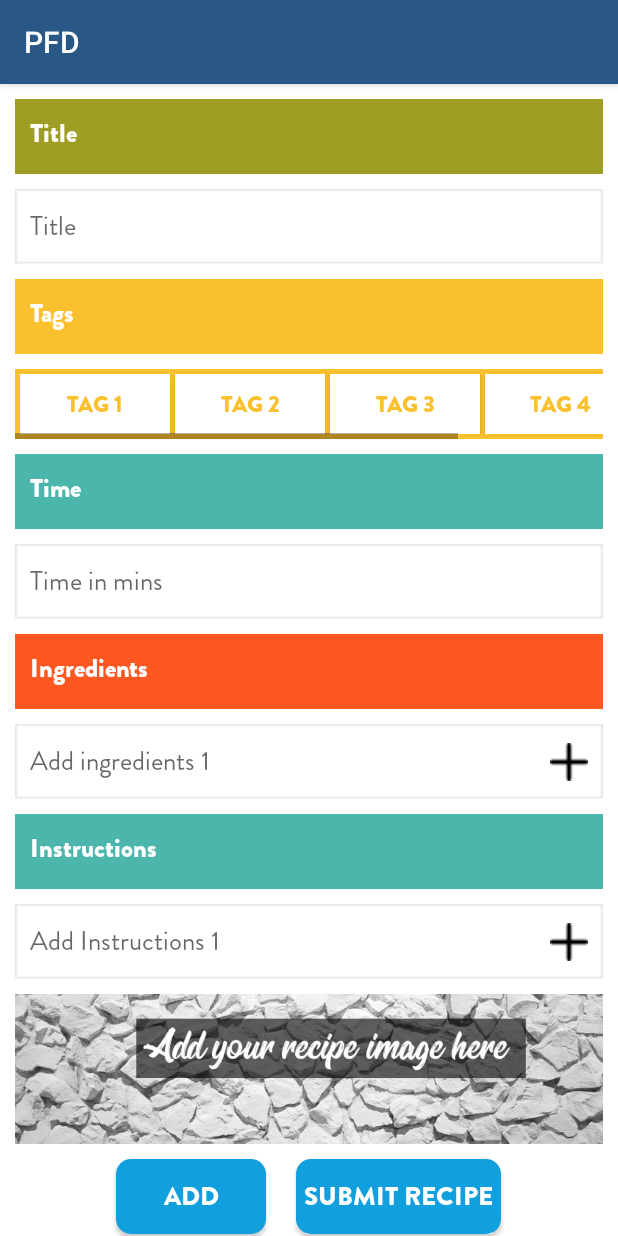
After one commit to kaxhiftaj-zz/PFD, an Android app: the fragment AddingRecipeFragment shown on its own in the app's theme, on a phone screen of 412 x 824 dp. The commit adds this screen. Run offline under Robolectric (Android 15) with nearby library versions, the phone set to English and light mode, and no system bars; our stand-ins replace Volley; libraries missing offline, so code that uses them is left out: com.mancj.materialsearchbar; network calls fail.

Commit message:
Adding recipe screen design complete

```diff
--- a/app/src/main/AndroidManifest.xml
+++ b/app/src/main/AndroidManifest.xml
@@ -60,7 +60,7 @@
             android:name=".Activities.FullscreenActivity"
             android:configChanges="orientation|keyboardHidden|screenSize"
             android:label="@string/title_activity_fullscreen"
-            android:theme="@style/FullscreenTheme" />
+            android:theme="@style/AppTheme.NoActionBar" />
     </application>
 
 </manifest>
--- a/app/src/main/java/com/techease/pfd/Activities/Dashboard.java
+++ b/app/src/main/java/com/techease/pfd/Activities/Dashboard.java
@@ -23,6 +23,7 @@ import com.facebook.FacebookSdk;
 import com.facebook.login.LoginManager;
 import com.techease.pfd.Configuration.Links;
 import com.techease.pfd.Fragments.AboutUsFrag;
+import com.techease.pfd.Fragments.AddingRecipeFragment;
 import com.techease.pfd.Fragments.AllResturentFrag;
 import com.techease.pfd.Fragments.BestDeal;
 import com.techease.pfd.Fragments.CoupansFrag;
@@ -138,7 +139,11 @@ public class Dashboard extends AppCompatActivity
             Fragment fragmentBestDeal=new BestDeal();
             getSupportFragmentManager().beginTransaction().replace(R.id.container,fragmentBestDeal).commit();
 
-        } else if (id == R.id.aboutus) {
+        }else if (id==R.id.addingRecipe){
+            Fragment fragmentCoupan=new AddingRecipeFragment();
+            getSupportFragmentManager().beginTransaction().replace(R.id.container,fragmentCoupan).commit();
+        }
+        else if (id == R.id.aboutus) {
             Fragment fragmentCoupan=new AboutUsFrag();
             getSupportFragmentManager().beginTransaction().replace(R.id.container,fragmentCoupan).commit();
 
--- /dev/null
+++ b/app/src/main/java/com/techease/pfd/Fragments/AddingRecipeFragment.java
@@ -0,0 +1,144 @@
+package com.techease.pfd.Fragments;
+
+import android.graphics.Typeface;
+import android.os.Bundle;
+import android.support.v4.app.Fragment;
+import android.text.InputFilter;
+import android.text.InputType;
+import android.util.TypedValue;
+import android.view.LayoutInflater;
+import android.view.View;
+import android.view.ViewGroup;
+import android.widget.Button;
+import android.widget.EditText;
+import android.widget.LinearLayout;
+import android.widget.RelativeLayout;
+import android.widget.TextView;
+
+import com.techease.pfd.R;
+
+
+public class AddingRecipeFragment extends Fragment {
+
+    TextView tvTitle,tvIngredients,tvInstructions,tvTags,tvTime;
+    EditText etTitle,etIngredients,etInstructions,etTime;
+    Button   btnTag1,btnTag2,btnTag3,btnTag4,btnTag5,btnAddImage,btnSubmitRecipe,btnAddNewetIng,btnAddNewetIns;
+    Typeface typeface,typeface2;
+    LinearLayout parentLayout,parentLayout2;
+    private int hint=2;
+    private int hint2=2;
+      @Override
+    public View onCreateView(LayoutInflater inflater, ViewGroup container,
+                             Bundle savedInstanceState) {
+        // Inflate the layout for this fragment
+        View view=inflater.inflate(R.layout.fragment_adding_recipe, container, false);
+
+        parentLayout=(LinearLayout)view.findViewById(R.id.parentLayout);
+        parentLayout=(LinearLayout)view.findViewById(R.id.parentLayout2);
+        typeface=Typeface.createFromAsset(getActivity().getAssets(),"font/brandon_blk.otf");
+        typeface2=Typeface.createFromAsset(getActivity().getAssets(),"font/brandon_reg.otf");
+        tvTitle=(TextView)view.findViewById(R.id.tvTitle);
+        tvTime=(TextView)view.findViewById(R.id.tvTime);
+        tvInstructions=(TextView)view.findViewById(R.id.tvInstructions);
+        tvIngredients=(TextView)view.findViewById(R.id.tvIngredients);
+        tvTags=(TextView)view.findViewById(R.id.tvTags);
+        etTitle=(EditText)view.findViewById(R.id.etTitle);
+        etIngredients=(EditText)view.findViewById(R.id.etIngredients);
+        etInstructions=(EditText)view.findViewById(R.id.etInstrunctions);
+        etTime=(EditText)view.findViewById(R.id.etTime);
+        btnTag1=(Button)view.findViewById(R.id.btnTag1);
+        btnTag2=(Button)view.findViewById(R.id.btnTag2);
+        btnTag3=(Button)view.findViewById(R.id.btnTag3);
+        btnTag4=(Button)view.findViewById(R.id.btnTag4);
+        btnTag5=(Button)view.findViewById(R.id.btnTag5);
+        btnSubmitRecipe=(Button)view.findViewById(R.id.btnSubmitRecipe);
+        btnAddImage=(Button)view.findViewById(R.id.btnAddImage);
+        btnAddNewetIng=(Button)view.findViewById(R.id.btnAddIng);
+        btnAddNewetIns=(Button)view.findViewById(R.id.btnAddIns);
+
+        tvTags.setTypeface(typeface);
+        tvTitle.setTypeface(typeface);
+        tvIngredients.setTypeface(typeface);
+        tvInstructions.setTypeface(typeface);
+        tvTime.setTypeface(typeface);
+        etTime.setTypeface(typeface2);
+        etInstructions.setTypeface(typeface2);
+        etIngredients.setTypeface(typeface2);
+        etTitle.setTypeface(typeface2);
+        btnAddImage.setTypeface(typeface);
+        btnSubmitRecipe.setTypeface(typeface);
+        btnTag1.setTypeface(typeface);
+        btnTag2.setTypeface(typeface);
+        btnTag3.setTypeface(typeface);
+        btnTag4.setTypeface(typeface);
+        btnTag5.setTypeface(typeface);
+
+        btnAddNewetIns.setOnClickListener(new View.OnClickListener() {
+            @Override
+            public void onClick(View v) {
+
+                createEditTextViewIns();
+
+            }
+        });
+
+        btnAddNewetIng.setOnClickListener(new View.OnClickListener() {
+            @Override
+            public void onClick(View v) {
+
+                createEditTextViewIng();
+            }
+        });
+
+
+
+
+          return view;
+    }
+
+    private void createEditTextViewIng() {
+        RelativeLayout.LayoutParams params = new RelativeLayout.LayoutParams (
+                RelativeLayout.LayoutParams.MATCH_PARENT,
+                RelativeLayout.LayoutParams.WRAP_CONTENT);
+        params.addRule(RelativeLayout.ALIGN_PARENT_LEFT);
+        params.setMargins(0,10,0,10);
+        EditText edittTxt = new EditText(getActivity());
+        int maxLength = 5;
+        hint2++;
+        edittTxt.setHint("Add Instruction "+hint2);
+        edittTxt.setLayoutParams(params);
+        edittTxt.setHeight(50);
+        edittTxt.setPadding(10,0,0,0);
+        edittTxt.setBackgroundResource(R.drawable.edittext_back);
+        edittTxt.setInputType(InputType.TYPE_CLASS_TEXT);
+        edittTxt.setTextSize(TypedValue.COMPLEX_UNIT_SP,17);
+        edittTxt.setId(hint2);
+        InputFilter[] fArray = new InputFilter[1];
+        fArray[0] = new InputFilter.LengthFilter(maxLength);
+        edittTxt.setFilters(fArray);
+        parentLayout2.addView(edittTxt);
+    }
+
+    private void createEditTextViewIns() {
+        RelativeLayout.LayoutParams params = new RelativeLayout.LayoutParams (
+                RelativeLayout.LayoutParams.MATCH_PARENT,
+                RelativeLayout.LayoutParams.WRAP_CONTENT);
+        params.addRule(RelativeLayout.ALIGN_PARENT_LEFT);
+        params.setMargins(0,10,0,10);
+        EditText edittTxt = new EditText(getActivity());
+        int maxLength = 5;
+        hint++;
+        edittTxt.setHint("Add Instruction "+hint);
+        edittTxt.setLayoutParams(params);
+        edittTxt.setHeight(50);
+        edittTxt.setPadding(10,0,0,0);
+        edittTxt.setBackgroundResource(R.drawable.edittext_back);
+        edittTxt.setInputType(InputType.TYPE_CLASS_TEXT);
+        edittTxt.setTextSize(TypedValue.COMPLEX_UNIT_SP,17);
+        edittTxt.setId(hint);
+        InputFilter[] fArray = new InputFilter[1];
+        fArray[0] = new InputFilter.LengthFilter(maxLength);
+        edittTxt.setFilters(fArray);
+        parentLayout.addView(edittTxt);
+    }
+}
--- a/app/src/main/res/layout/activity_dashboard.xml
+++ b/app/src/main/res/layout/activity_dashboard.xml
@@ -37,12 +37,12 @@
             android:background="#BDBDBD"
             android:layout_marginLeft="10sp"
             android:layout_gravity="bottom"
-            android:layout_marginBottom="125sp"
+            android:layout_marginBottom="90sp"
 
             />
         <ImageView
-            android:layout_width="150sp"
-            android:layout_height="100sp"
+            android:layout_width="100sp"
+            android:layout_height="70sp"
             android:layout_gravity="bottom|center"
             android:layout_marginBottom="15sp"
             android:background="@drawable/logoinlight"/>
--- /dev/null
+++ b/app/src/main/res/layout/fragment_adding_recipe.xml
@@ -0,0 +1,248 @@
+<LinearLayout xmlns:android="http://schemas.android.com/apk/res/android"
+    xmlns:tools="http://schemas.android.com/tools"
+    android:layout_width="match_parent"
+    android:layout_height="match_parent"
+    xmlns:app="http://schemas.android.com/apk/res-auto"
+    android:orientation="vertical"
+    android:background="#fff">
+
+    <android.support.v4.widget.NestedScrollView
+        android:id="@+id/scrollableView"
+        android:layout_width="match_parent"
+        android:layout_height="wrap_content"
+        app:layout_behavior="@string/appbar_scrolling_view_behavior">
+        <LinearLayout
+            android:layout_width="match_parent"
+            android:layout_height="wrap_content"
+            android:orientation="vertical"
+            android:padding="10dp">
+            <TextView
+                android:id="@+id/tvTitle"
+                android:layout_width="match_parent"
+                android:layout_height="50sp"
+                android:text="Title"
+                android:padding="10sp"
+                android:textSize="17sp"
+                android:textStyle="bold"
+                android:textColor="#fff"
+                android:background="#9E9D24"
+                />
+            <EditText
+                android:id="@+id/etTitle"
+                android:layout_width="match_parent"
+                android:layout_height="50sp"
+                android:background="@drawable/edittext_back"
+                android:padding="10sp"
+                android:layout_marginTop="10sp"
+                android:hint="Title"/>
+            <TextView
+                android:id="@+id/tvTags"
+                android:layout_width="match_parent"
+                android:layout_height="50sp"
+                android:text="Tags"
+                android:padding="10sp"
+                android:textStyle="bold"
+                android:textSize="17sp"
+                android:textColor="#fff"
+                android:background="#FBC02D"
+                android:layout_marginTop="10sp"/>
+            <HorizontalScrollView
+                android:layout_width="match_parent"
+                android:layout_height="wrap_content">
+
+                    <LinearLayout
+                        android:layout_width="match_parent"
+                        android:layout_height="wrap_content"
+                        android:padding="3sp"
+                        android:layout_marginTop="10sp"
+                        android:background="#FBC02D"
+                        android:orientation="horizontal">
+                <Button
+                    android:id="@+id/btnTag1"
+                    android:layout_width="100sp"
+                    android:layout_height="40sp"
+                    android:text="Tag 1"
+                    android:textColor="#FBC02D"
+                    android:textSize="15sp"
+                    android:background="#fff"
+                    />
+                        <Button
+                            android:id="@+id/btnTag2"
+                            android:layout_width="100sp"
+                            android:layout_height="40sp"
+                            android:text="Tag 2"
+                            android:textColor="#FBC02D"
+                            android:textSize="15sp"
+                            android:layout_marginLeft="3sp"
+                            android:background="#fff"
+                            />
+                        <Button
+                            android:id="@+id/btnTag3"
+                            android:layout_width="100sp"
+                            android:layout_height="40sp"
+                            android:text="Tag 3"
+                            android:textColor="#FBC02D"
+                            android:textSize="15sp"
+                            android:layout_marginLeft="3sp"
+                            android:background="#fff"
+                            />
+                        <Button
+                            android:id="@+id/btnTag4"
+                            android:layout_width="100sp"
+                            android:layout_height="40sp"
+                            android:text="Tag 4"
+                            android:textColor="#FBC02D"
+                            android:textSize="15sp"
+                            android:layout_marginLeft="3sp"
+                            android:background="#fff"
+                            />
+                        <Button
+                            android:id="@+id/btnTag5"
+                            android:layout_width="100sp"
+                            android:layout_height="40sp"
+                            android:text="Tag 5"
+                            android:textColor="#FBC02D"
+                            android:textSize="15sp"
+                            android:layout_marginLeft="3sp"
+                            android:background="#fff"
+                            />
+                    </LinearLayout>
+            </HorizontalScrollView>
+            <TextView
+                android:id="@+id/tvTime"
+                android:layout_width="match_parent"
+                android:layout_height="50sp"
+                android:text="Time"
+                android:padding="10sp"
+                android:layout_marginTop="10sp"
+                android:textSize="17sp"
+                android:textColor="#fff"
+                android:textStyle="bold"
+                android:background="#4DB6AC"
+                />
+            <EditText
+                android:id="@+id/etTime"
+                android:layout_width="match_parent"
+                android:layout_height="50sp"
+                android:layout_marginTop="10sp"
+                android:paddingLeft="10sp"
+                android:hint="Time in mins"
+                android:background="@drawable/edittext_back"/>
+            <TextView
+                android:id="@+id/tvIngredients"
+                android:layout_width="match_parent"
+                android:layout_height="50sp"
+                android:text="Ingredients"
+                android:textSize="17sp"
+                android:padding="10sp"
+                android:layout_marginTop="10sp"
+                android:textColor="#fff"
+                android:textStyle="bold"
+                android:background="#FF5722"
+                />
+            <LinearLayout
+                android:layout_width="match_parent"
+                android:layout_height="wrap_content"
+                android:id="@+id/parentLayout2"
+                android:orientation="vertical">
+            <FrameLayout
+                android:layout_width="match_parent"
+                android:layout_height="wrap_content">
+            <EditText
+                android:id="@+id/etIngredients"
+                android:layout_width="match_parent"
+                android:layout_height="50sp"
+                android:layout_marginTop="10sp"
+                android:paddingLeft="10sp"
+                android:hint="Add ingredients 1"
+                android:singleLine="true"
+                android:background="@drawable/edittext_back"
+                android:paddingRight="10sp"/>
+                <Button
+                    android:id="@+id/btnAddIng"
+                    android:layout_width="25sp"
+                    android:layout_height="25sp"
+                    android:background="@drawable/plus"
+                    android:layout_gravity="end|center_vertical"
+                    android:layout_marginRight="10sp"
+                    android:layout_marginTop="5sp"/>
+            </FrameLayout>
+            </LinearLayout>
+            <TextView
+                android:id="@+id/tvInstructions"
+                android:layout_width="match_parent"
+                android:layout_height="50sp"
+                android:text="Instructions"
+                android:textStyle="bold"
+                android:textColor="#fff"
+                android:textSize="17sp"
+                android:padding="10sp"
+                android:layout_marginTop="10sp"
+                android:background="#4DB6AC"/>
+
+                <LinearLayout
+                    android:layout_width="match_parent"
+                    android:layout_height="wrap_content"
+                    android:id="@+id/parentLayout"
+                    android:orientation="vertical">
+                    <FrameLayout
+                        android:layout_width="match_parent"
+                        android:layout_height="wrap_content">
+            <EditText
+                android:id="@+id/etInstrunctions"
+                android:layout_width="match_parent"
+                android:layout_height="50sp"
+                android:background="@drawable/edittext_back"
+                android:hint="Add Instructions 1"
+                android:paddingLeft="10sp"
+                android:layout_marginTop="10sp"/>
+                <Button
+                    android:id="@+id/btnAddIns"
+                    android:layout_width="25sp"
+                    android:layout_height="25sp"
+                    android:background="@drawable/plus"
+                    android:layout_gravity="end|center_vertical"
+                    android:layout_marginRight="10sp"
+                    android:layout_marginTop="5sp"/>
+                    </FrameLayout>
+                </LinearLayout>
+            <ImageView
+                android:layout_width="match_parent"
+                android:layout_height="100sp"
+                android:id="@+id/ivAddingImages"
+                android:layout_marginTop="10sp"
+                android:scaleType="centerCrop"
+                android:src="@drawable/img"/>
+            <LinearLayout
+                android:layout_width="match_parent"
+                android:layout_height="wrap_content"
+                android:gravity="center"
+                android:orientation="horizontal">
+            <Button
+                android:id="@+id/btnAddImage"
+                android:layout_width="100sp"
+                android:layout_height="50sp"
+                android:text="Add"
+                android:textSize="17sp"
+                android:layout_marginRight="10sp"
+                android:background="@drawable/button"
+                android:textColor="#fff"
+                android:layout_marginBottom="10sp"
+                android:layout_marginTop="10sp"/>
+                <Button
+                    android:id="@+id/btnSubmitRecipe"
+                    android:layout_width="wrap_content"
+                    android:layout_height="50sp"
+                    android:text="Submit recipe"
+                    android:textSize="17sp"
+                    android:background="@drawable/button"
+                    android:textColor="#fff"
+                    android:paddingLeft="5sp"
+                    android:paddingRight="5sp"
+                    android:layout_marginLeft="10sp"
+                    android:layout_marginBottom="10sp"
+                    android:layout_marginTop="10sp"/>
+            </LinearLayout>
+        </LinearLayout>
+    </android.support.v4.widget.NestedScrollView>
+</LinearLayout>
--- a/app/src/main/res/menu/activity_dashboard_drawer.xml
+++ b/app/src/main/res/menu/activity_dashboard_drawer.xml
@@ -5,6 +5,9 @@
         <item
             android:id="@+id/MainScreen"
             android:title="PFD" />
+        <item
+            android:id="@+id/addingRecipe"
+            android:title="RECIPE"/>
         <item
             android:id="@+id/bestdeal"
             android:title="BESTDEAL"/>
--- a/app/src/main/res/values/styles.xml
+++ b/app/src/main/res/values/styles.xml
@@ -33,6 +33,7 @@
     <style name="AppTheme.NoActionBar">
         <item name="windowActionBar">false</item>
         <item name="windowNoTitle">true</item>
+        <item name="windowActionBarOverlay">true</item>
     </style>
 
     <style name="AppTheme.AppBarOverlay" parent="ThemeOverlay.AppCompat.Dark.ActionBar" />
```
Also changed, not shown: app/src/main/res/drawable/download.jpg (added), app/src/main/res/drawable/edittext_back.png (added), app/src/main/res/drawable/img.png (added), app/src/main/res/drawable/plus.png (added).
